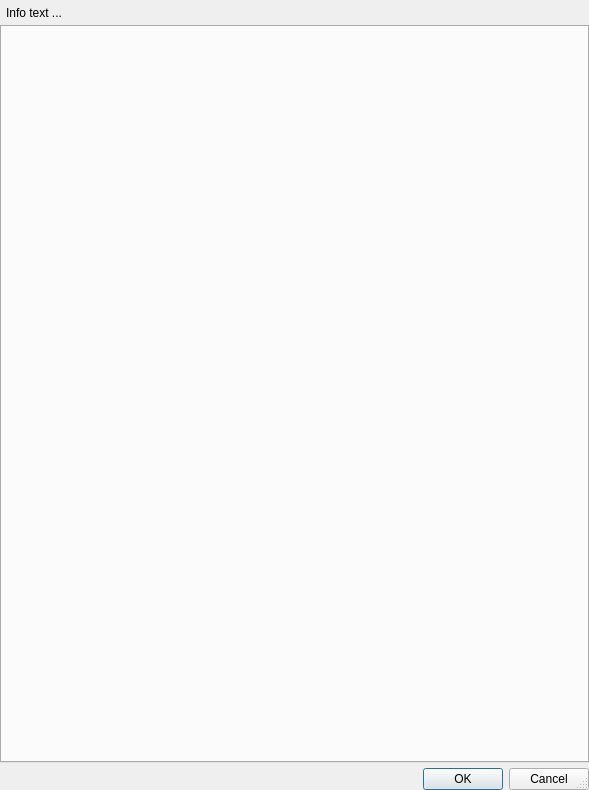
MITK/MITK, file Plugins/org.mitk.gui.qt.common/src/QmitkNodeSelectionDialog.ui: the form before one commit.
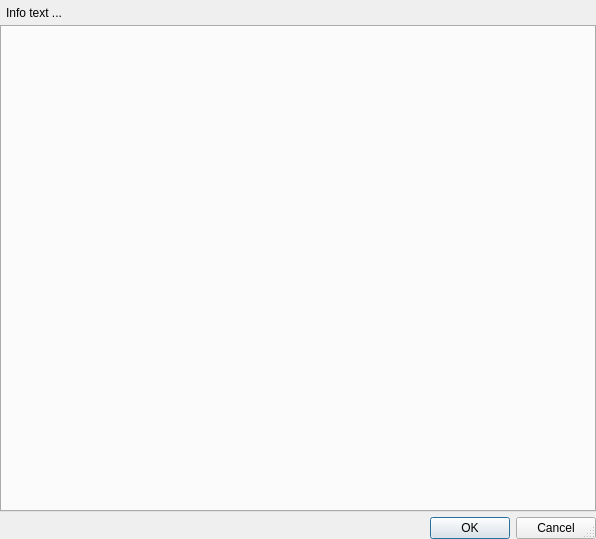
The form after the commit.

Commit message: Use preference information in QmitkNodeSelectionDialog

```diff
--- a/Plugins/org.mitk.gui.qt.common/src/QmitkNodeSelectionDialog.ui
+++ b/Plugins/org.mitk.gui.qt.common/src/QmitkNodeSelectionDialog.ui
@@ -6,8 +6,8 @@
    <rect>
     <x>0</x>
     <y>0</y>
-    <width>589</width>
-    <height>790</height>
+    <width>596</width>
+    <height>539</height>
    </rect>
   </property>
   <property name="windowTitle">
```
The commit also changes 1 other file.
